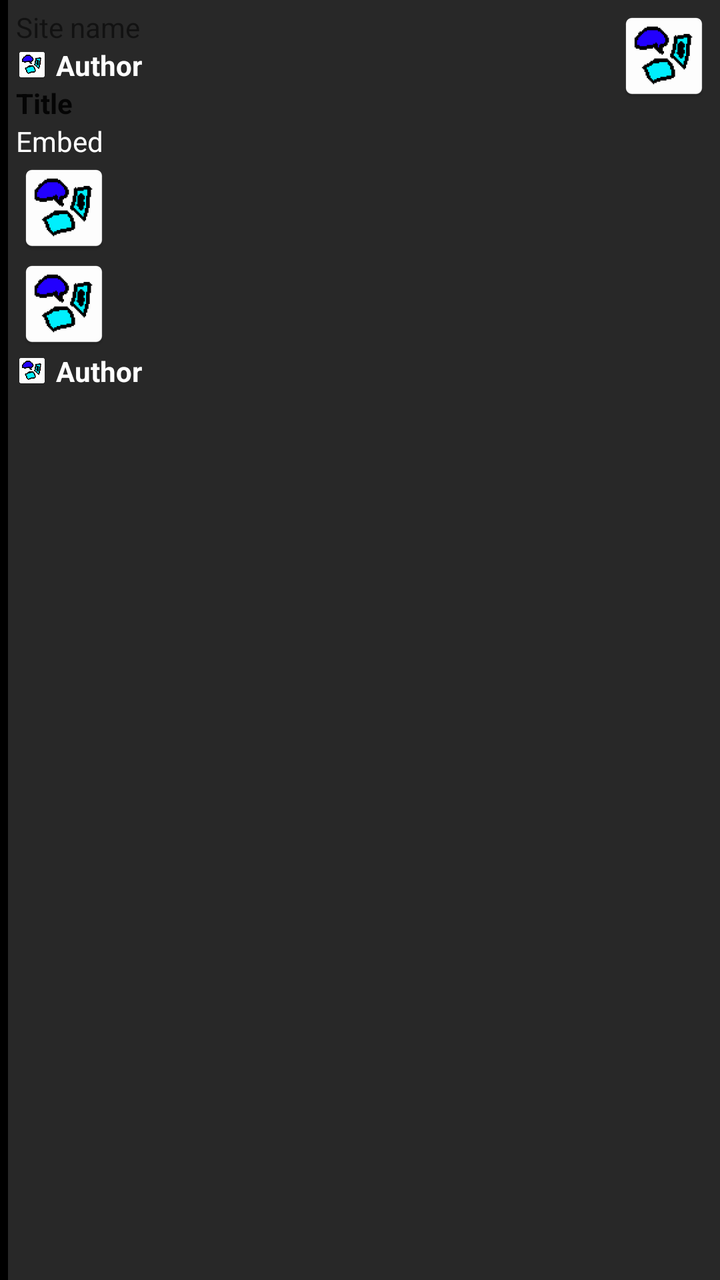
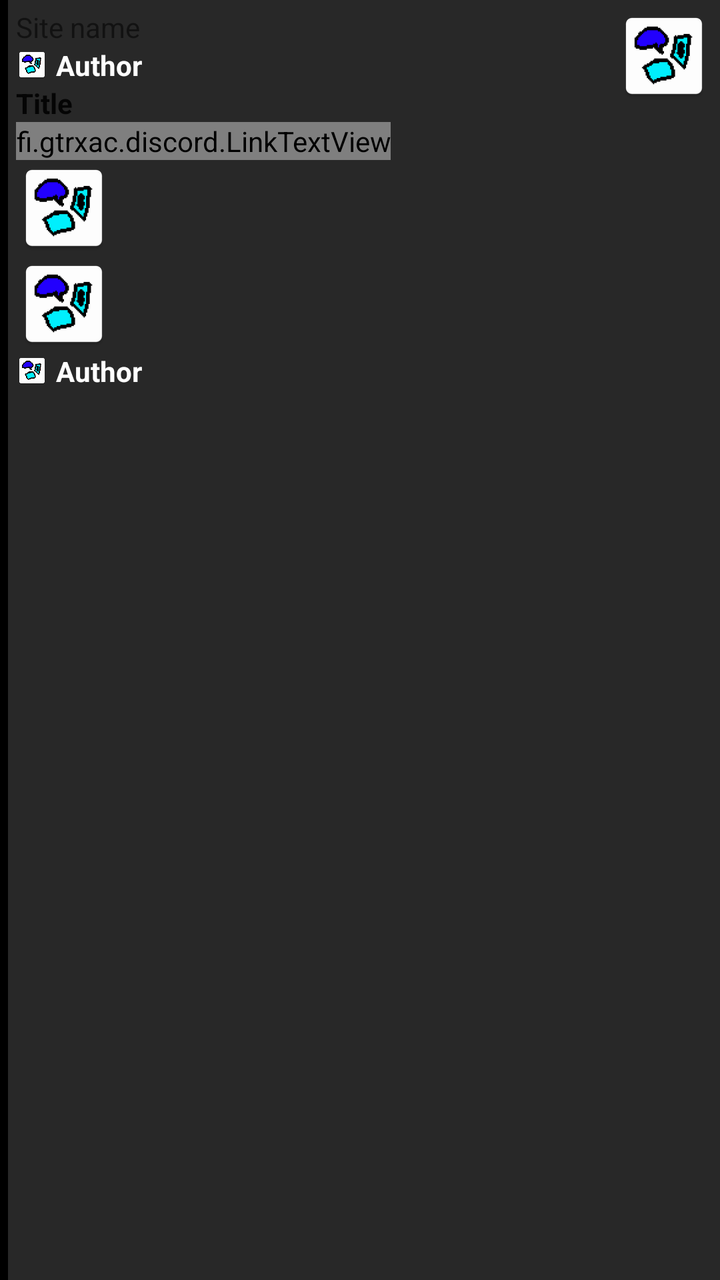

Two renders of the same Android screen: before a commit and after it. Below are the layout's source before the change and the commit's diff.
<!-- AndroidManifest.xml: fallback theme Theme.MaterialComponents.DayNight.NoActionBar -->
<!-- res/layout/embed.xml -->
<?xml version="1.0" encoding="utf-8"?>
<LinearLayout xmlns:android="http://schemas.android.com/apk/res/android"
    android:id="@+id/embed"
    android:layout_width="fill_parent"
    android:layout_height="fill_parent"
    android:background="@color/embed_background"
    android:orientation="horizontal">

    <View
        android:id="@+id/embed_color"
        android:layout_width="4dp"
        android:layout_height="wrap_content"
        android:background="#000" />

    <LinearLayout
        android:layout_width="0dp"
        android:layout_height="wrap_content"
        android:layout_margin="4dp"
        android:layout_weight="1"
        android:orientation="vertical" >

        <TextView
            android:id="@+id/embed_site_name"
            android:layout_width="wrap_content"
            android:layout_height="wrap_content"
            android:text="Site name"
            android:textAppearance="?android:attr/textAppearanceSmall" />

        <LinearLayout
            android:id="@+id/embed_author"
            android:layout_width="wrap_content"
            android:layout_height="wrap_content"
            android:gravity="center_vertical"
            android:orientation="horizontal" >

            <ImageView
                android:id="@+id/embed_author_icon"
                android:layout_width="16dp"
                android:layout_height="16dp"
                android:layout_marginRight="4dp"
                android:scaleType="centerCrop"
                android:src="@mipmap/ic_launcher" />

            <TextView
                android:id="@+id/embed_author_name"
                android:layout_width="wrap_content"
                android:layout_height="wrap_content"
                android:text="Author"
                android:textAppearance="?android:attr/textAppearanceSmall"
                android:textColor="@android:color/primary_text_dark"
                android:textStyle="bold" />

        </LinearLayout>

        <TextView
            android:id="@+id/embed_title"
            android:layout_width="wrap_content"
            android:layout_height="wrap_content"
            android:text="Title"
            android:textAppearance="?android:attr/textAppearance"
            android:textStyle="bold" />

        <TextView
            android:id="@+id/embed_content"
            android:layout_width="wrap_content"
            android:layout_height="wrap_content"
            android:text="Embed"
            android:textColor="@android:color/primary_text_dark" />

        <LinearLayout
            android:orientation="vertical"
            android:layout_width="wrap_content"
            android:layout_height="wrap_content"
            android:id="@+id/embed_fields"></LinearLayout>

        <ImageView
            android:id="@+id/embed_image"
            android:layout_width="wrap_content"
            android:layout_height="wrap_content"
            android:scaleType="fitCenter"
            android:src="@mipmap/ic_launcher" />

        <ImageView
            android:id="@+id/embed_video"
            android:layout_width="wrap_content"
            android:layout_height="wrap_content"
            android:scaleType="fitCenter"
            android:src="@mipmap/ic_launcher" />

        <LinearLayout
            android:id="@+id/embed_footer"
            android:layout_width="wrap_content"
            android:layout_height="wrap_content"
            android:gravity="center_vertical"
            android:orientation="horizontal" >

            <ImageView
                android:id="@+id/embed_footer_icon"
                android:layout_width="16dp"
                android:layout_height="16dp"
                android:layout_marginRight="4dp"
                android:scaleType="centerCrop"
                android:src="@mipmap/ic_launcher" />

            <TextView
                android:id="@+id/embed_footer_content"
                android:layout_width="wrap_content"
                android:layout_height="wrap_content"
                android:text="Author"
                android:textAppearance="?android:attr/textAppearanceSmall"
                android:textColor="@android:color/primary_text_dark"
                android:textStyle="bold" />

        </LinearLayout>

    </LinearLayout>

    <ImageView
        android:id="@+id/embed_icon"
        android:layout_width="48dp"
        android:layout_height="48dp"
        android:layout_marginBottom="4dp"
        android:layout_marginRight="4dp"
        android:layout_marginTop="4dp"
        android:scaleType="fitStart"
        android:src="@mipmap/ic_launcher" />

</LinearLayout>
<!-- resources referenced by this layout -->
<resources>
  <color name="embed_background">#282828</color>
  <!-- mipmap ic_launcher: png bitmap (mipmap-hdpi, 2147 bytes) -->
</resources>

<!-- the commit's change to res/layout/embed.xml (unified diff, before → after) -->
@@ -60,7 +60,7 @@
             android:textAppearance="?android:attr/textAppearance"
             android:textStyle="bold" />
 
-        <TextView
+        <fi.gtrxac.discord.LinkTextView
             android:id="@+id/embed_content"
             android:layout_width="wrap_content"
             android:layout_height="wrap_content"
